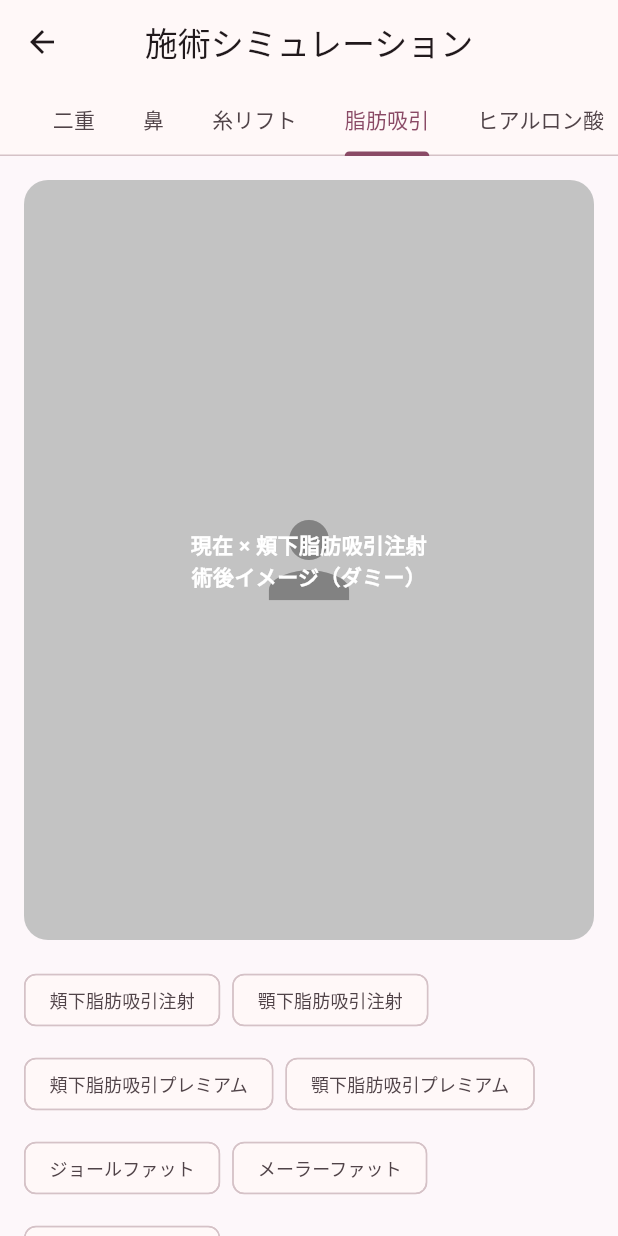
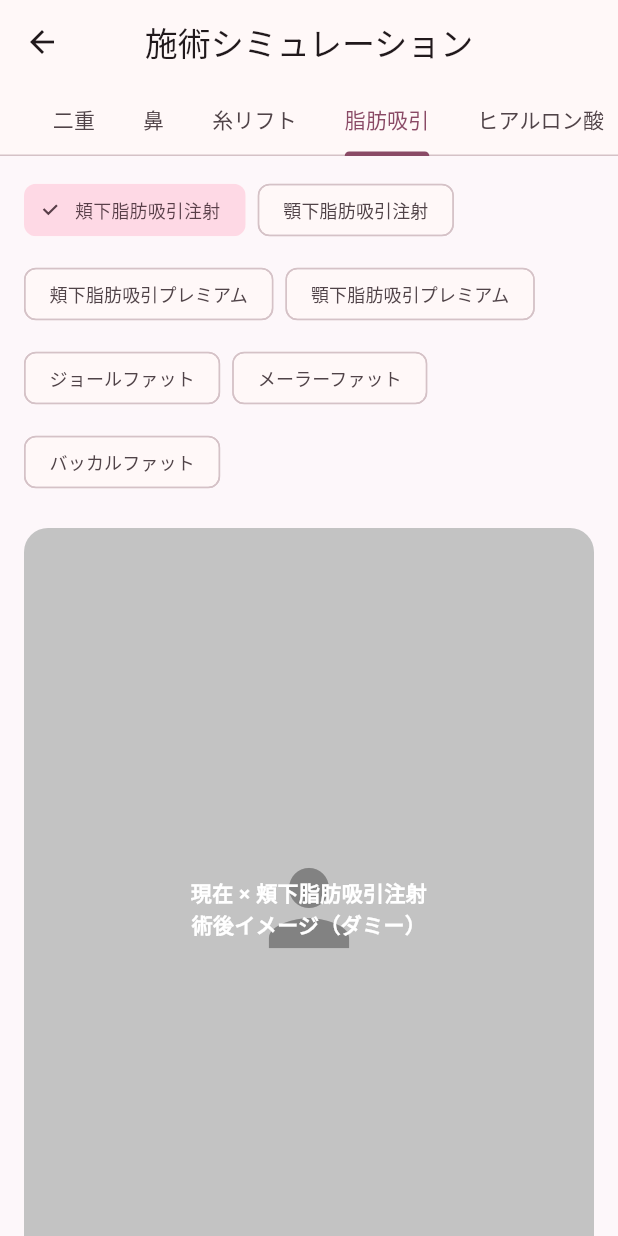
Before and after one commit to yokoyama1130/BeautyUI, a Flutter app: the TreatmentSimulationPage screen opened directly, tab 4 chosen, on a phone screen of 412 x 824 dp. Run offline on Flutter 3.47's test engine with Material 3 defaults, Android fonts, the phone set to English and light mode, and no system bars.

Commit message:
メニューの選択するボタンの位置を変更

```diff
--- a/lib/screens/scan/treatment_simulation_page.dart
+++ b/lib/screens/scan/treatment_simulation_page.dart
@@ -3,8 +3,8 @@ import 'package:flutter/material.dart';
 import 'package:http/http.dart' as http;
 
 /// 施術シミュレーション画面
-/// - 上：顔画像（ダミー or 渡された画像）
-/// - 中：カテゴリ別タブ + 施術チップ、年数チップ
+/// - 上：カテゴリTab → 直下に施術チップ
+/// - 中：顔画像（ダミー or 渡された画像）→ 年数チップ
 /// - 下：説明 + Go→Python API結果表示
 class TreatmentSimulationPage extends StatefulWidget {
   final String? imagePath;
@@ -247,7 +247,7 @@ class _TreatmentSimulationPageState extends State<TreatmentSimulationPage>
       if (_tabController.indexIsChanging) return;
       setState(() {
         _selectedCategoryIndex = _tabController.index;
-        _selectedOption = null; // カテゴリ切替時はデフォルト（先頭）に戻す
+        _selectedOption = null; // カテゴリ切替時は先頭に戻す
       });
     });
   }
@@ -261,8 +261,7 @@ class _TreatmentSimulationPageState extends State<TreatmentSimulationPage>
   _TreatmentOption _currentOption() {
     final cat = _categories[_selectedCategoryIndex];
     final list = _optionsByCategory[cat]!;
-    return _selectedOption ?? list.first;
-    // ※ firstが存在する前提（定義済み）
+    return _selectedOption ?? list.first; // 定義済み前提
   }
 
   Future<void> _callTreatmentSimulation() async {
@@ -338,6 +337,16 @@ class _TreatmentSimulationPageState extends State<TreatmentSimulationPage>
           child: Column(
             crossAxisAlignment: CrossAxisAlignment.start,
             children: [
+              // ★ TabBar直下にカテゴリ内の施術チップを配置
+              Padding(
+                padding: const EdgeInsets.fromLTRB(16, 12, 16, 4),
+                child: _CategoryChips(
+                  options: _optionsByCategory[_categories[_selectedCategoryIndex]]!,
+                  selected: _selectedOption ?? selected,
+                  onSelected: (opt) => setState(() => _selectedOption = opt),
+                ),
+              ),
+
               // 上部：顔画像＋「術後イメージ」オーバーレイ
               Padding(
                 padding: const EdgeInsets.all(16),
@@ -392,19 +401,7 @@ class _TreatmentSimulationPageState extends State<TreatmentSimulationPage>
                 ),
               ),
 
-              // カテゴリ内の施術チップ（TabBarView風に差し替え）
-              Padding(
-                padding: const EdgeInsets.symmetric(horizontal: 16),
-                child: _CategoryChips(
-                  options: _optionsByCategory[_categories[_selectedCategoryIndex]]!,
-                  selected: _selectedOption,
-                  onSelected: (opt) => setState(() => _selectedOption = opt),
-                ),
-              ),
-
-              const SizedBox(height: 8),
-
-              // 何年後を見るかのチップ
+              // 年数チップ
               SingleChildScrollView(
                 scrollDirection: Axis.horizontal,
                 padding: const EdgeInsets.symmetric(horizontal: 16),
@@ -429,7 +426,7 @@ class _TreatmentSimulationPageState extends State<TreatmentSimulationPage>
 
               const SizedBox(height: 12),
 
-              // 下部：詳細説明＆カウンセリング向けコメント + API結果
+              // 下部：詳細 + API結果
               Container(
                 width: double.infinity,
                 padding: const EdgeInsets.fromLTRB(16, 12, 16, 16),
@@ -449,6 +446,7 @@ class _TreatmentSimulationPageState extends State<TreatmentSimulationPage>
                 child: Column(
                   crossAxisAlignment: CrossAxisAlignment.start,
                   children: [
+                    // タイトル（例：現在の 2点留め）
                     Text(
                       '$yearsLabelの${selected.name}',
                       style: const TextStyle(
@@ -457,17 +455,21 @@ class _TreatmentSimulationPageState extends State<TreatmentSimulationPage>
                       ),
                     ),
                     const SizedBox(height: 4),
+                    // タグ
                     Text(
                       selected.tag,
                       style: TextStyle(fontSize: 12, color: scheme.secondary),
                     ),
                     const SizedBox(height: 12),
+
+                    // 説明
                     const Text(
                       '期待できる変化',
                       style: TextStyle(fontSize: 13, fontWeight: FontWeight.bold),
                     ),
                     const SizedBox(height: 4),
                     Text(selected.effect, style: const TextStyle(fontSize: 13)),
+
                     const SizedBox(height: 12),
                     const Text(
                       '加齢による見た目の変化イメージ',
@@ -480,6 +482,7 @@ class _TreatmentSimulationPageState extends State<TreatmentSimulationPage>
                           : '$years年後を想定した肌のハリ・輪郭の変化を加味した上での、施術後イメージです。（※実際の経過には個人差があります）',
                       style: const TextStyle(fontSize: 13),
                     ),
+
                     const SizedBox(height: 12),
                     const Text(
                       'カウンセリング時の伝え方ヒント',
@@ -497,7 +500,9 @@ class _TreatmentSimulationPageState extends State<TreatmentSimulationPage>
                         onPressed: _isLoading ? null : _callTreatmentSimulation,
                         icon: _isLoading
                             ? const SizedBox(
-                                width: 16, height: 16, child: CircularProgressIndicator(strokeWidth: 2),
+                                width: 16,
+                                height: 16,
+                                child: CircularProgressIndicator(strokeWidth: 2),
                               )
                             : const Icon(Icons.auto_awesome),
                         label: Text(_isLoading ? 'AIシミュレーション中…' : 'AIシミュレーションを実行（Go → Python）'),
```
